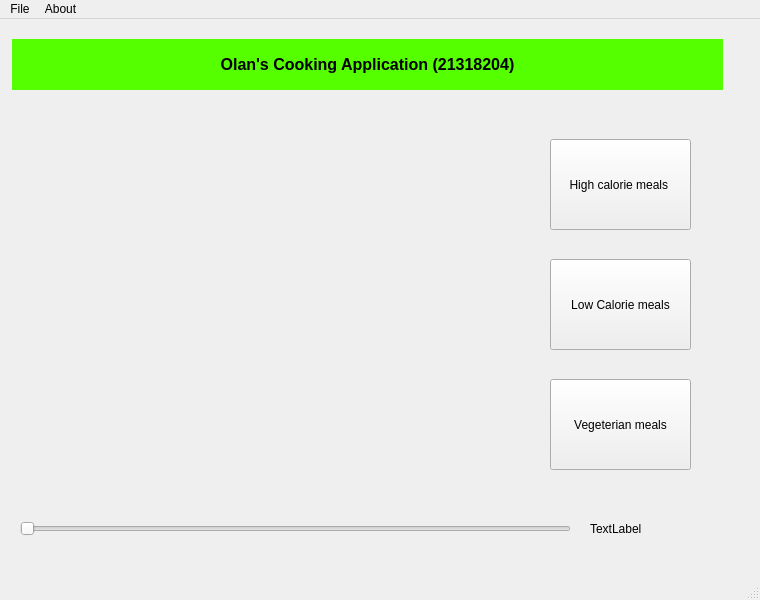
Before: the Qt Designer form RecipeApplication/mainwindow.ui in olanhealy/Cs4076-EventDrivenProgramming-Project, drawn with Qt 5.
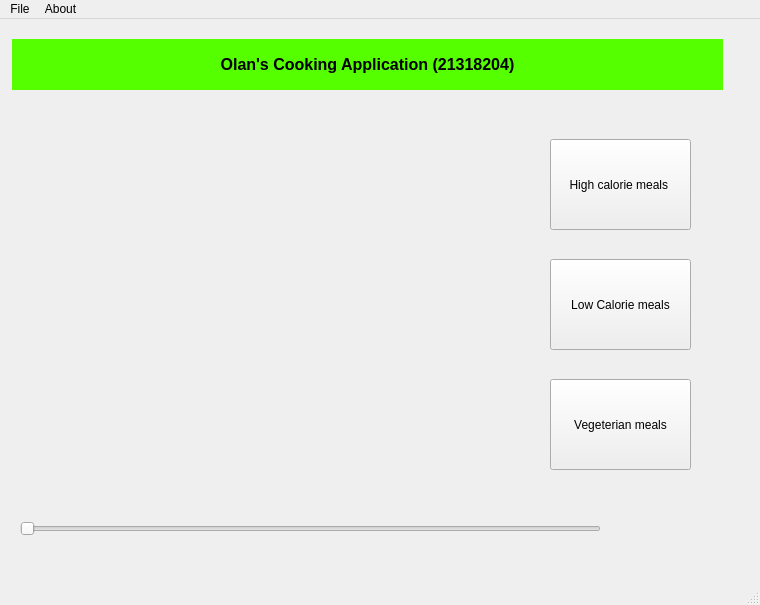
After: the same form once the commit is applied. Icons and pictures are not drawn.

```diff
--- a/RecipeApplication/mainwindow.ui
+++ b/RecipeApplication/mainwindow.ui
@@ -7,7 +7,7 @@
     <x>0</x>
     <y>0</y>
     <width>760</width>
-    <height>600</height>
+    <height>605</height>
    </rect>
   </property>
   <property name="windowTitle">
@@ -58,7 +58,7 @@
      <rect>
       <x>20</x>
       <y>500</y>
-      <width>551</width>
+      <width>581</width>
       <height>20</height>
      </rect>
     </property>
@@ -76,7 +76,7 @@
      </rect>
     </property>
     <property name="text">
-     <string>TextLabel</string>
+     <string/>
     </property>
    </widget>
    <widget class="QLabel" name="label">
```
